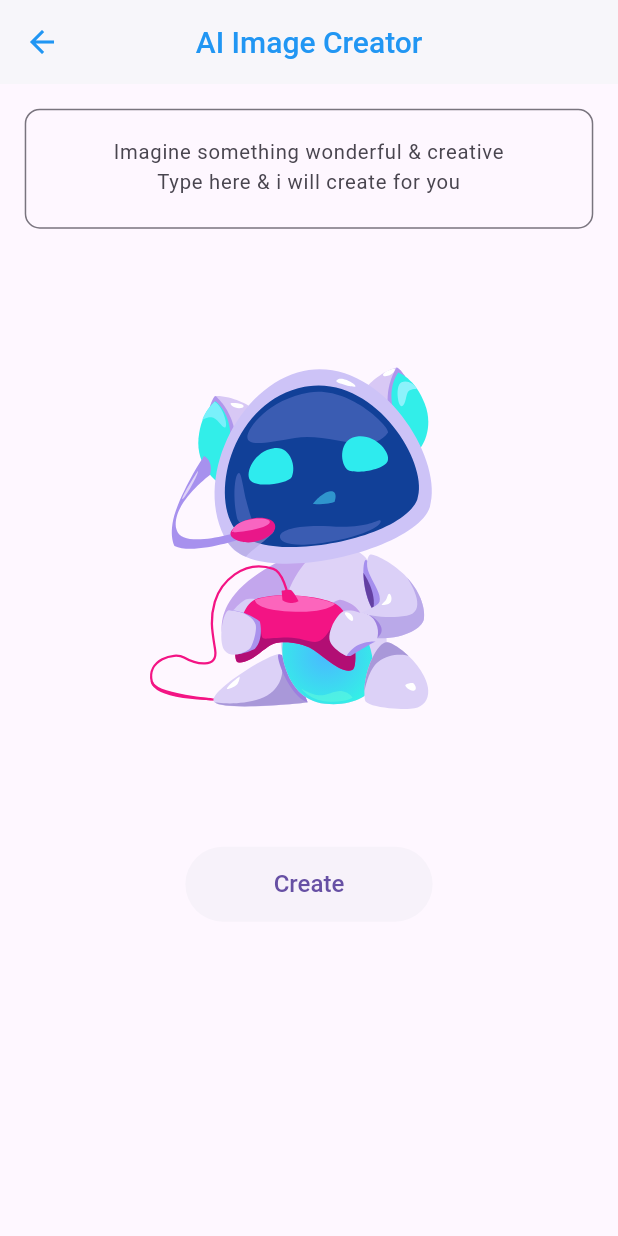
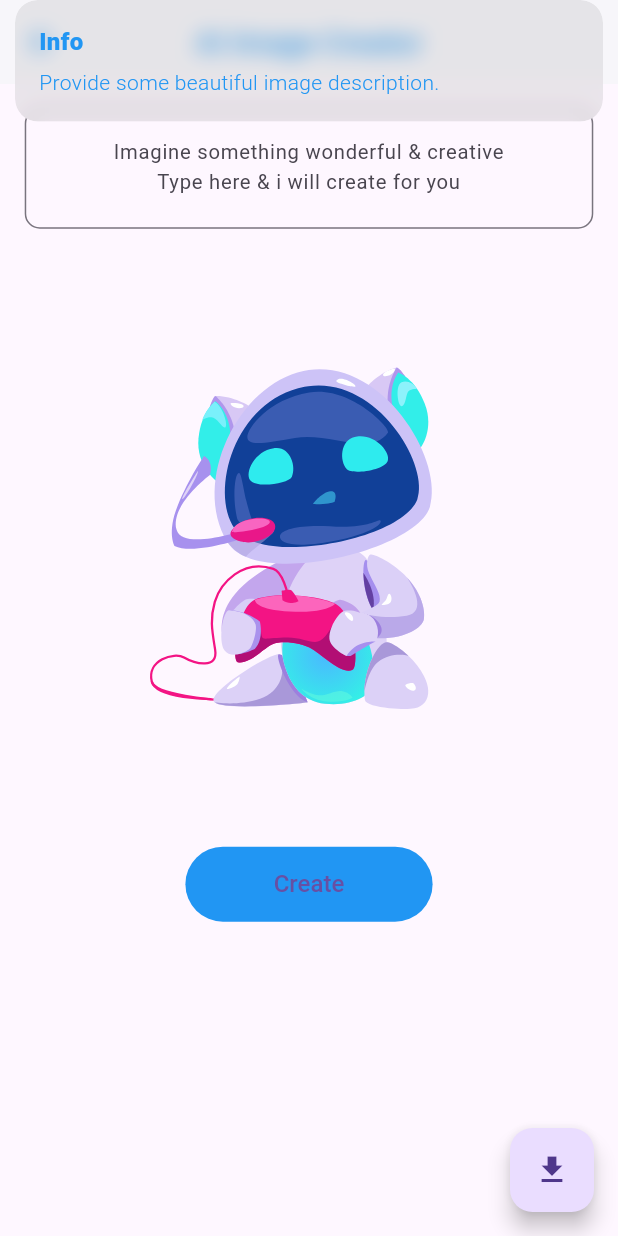
Before and after one commit to Prashant-143/AI-ASSISTANT, a Flutter app: the ImageFeature screen opened directly, after a tap on "Create", on a phone screen of 412 x 824 dp. Run offline on Flutter 3.47's test engine with Material 3 defaults, Android fonts, the phone set to English and light mode, and no system bars; our stand-ins replace animated_text_kit, cached_network_image, flutter_animate, get, hive, image_picker and 2 more; missing offline and left inert: before_after_image_slider_nullsafty, dart_openai, gallery_saver_updated; accounts and stored records are empty; statements that could not run were skipped; project files that could hold a hidden picture were left out.

Commit message:
Added Download Functionality

```diff
--- a/lib/controller/chat_controller.dart
+++ b/lib/controller/chat_controller.dart
@@ -1,4 +1,5 @@
 import 'package:ai_assistant/apis/apis.dart';
+import 'package:ai_assistant/helper/my_dialogs.dart';
 import 'package:ai_assistant/model/messages.dart';
 import 'package:flutter/material.dart';
 import 'package:get/get.dart';
@@ -30,6 +31,8 @@ class ChatController extends GetxController {
       _scrollDown();
 
       textc.text = '';
+    } else {
+      MyDialogs.info(msg: 'Ask Something!');
     }
   }
 
--- a/lib/controller/image_controller.dart
+++ b/lib/controller/image_controller.dart
@@ -1,12 +1,86 @@
+import 'dart:developer';
+import 'dart:io';
+import 'package:ai_assistant/helper/global.dart';
+import 'package:ai_assistant/helper/my_dialogs.dart';
+import 'package:dart_openai/dart_openai.dart';
 import 'package:flutter/material.dart';
+import 'package:gallery_saver_updated/gallery_saver.dart';
 import 'package:get/get.dart';
+import 'package:http/http.dart';
+import 'package:path_provider/path_provider.dart';
+
+enum Status { none, loading, complete }
 
 class ImageController extends GetxController {
+  var isLoading = false;
   final textc = TextEditingController();
 
-  Future<void> get askQuestion async {
-    if (textc.text.trim().isNotEmpty) {
-      textc.text = '';
+  final status = Status.none.obs;
+
+  String url = '';
+
+  Future<void> createAIImage(BuildContext context) async {
+    try {
+      log('AI CREATE BUTTON TAPPED');
+      OpenAI.apiKey = apiKey;
+      log('Text value: ${textc.text.trim()}');
+
+      if (textc.text.trim().isNotEmpty) {
+        log('IF BLOCK OF CREATE AI EXECUTED');
+
+        OpenAI.apiKey = apiKey;
+        status.value = Status.loading;
+        OpenAIImageModel image = await OpenAI.instance.image.create(
+          prompt: textc.text,
+          n: 1,
+          size: OpenAIImageSize.size512,
+          responseFormat: OpenAIImageResponseFormat.url,
+        );
+
+        url = image.data[0].url.toString();
+
+        textc.text = '';
+        status.value = Status.complete;
+        log(url);
+      } else {
+        log('AI CREATE ELSE BLOCK IS EXECUTED');
+        MyDialogs.info(msg: 'Provide some beautiful image description.');
+      }
+    } catch (e, stackTrace) {
+      log('Error creating AI image: $e');
+      log('Stack Trace: $stackTrace');
+
+      // Handle the error as needed, for example, set status to none
+      status.value = Status.none;
+    }
+  }
+
+  void downloadImage() async {
+    try {
+      //To show loading
+      MyDialogs.showLoadingDialog();
+
+      log('url: $url');
+
+      final bytes = (await get(Uri.parse(url))).bodyBytes;
+      final dir = await getTemporaryDirectory();
+
+      final file = await File('${dir.path}/ai_image.png').writeAsBytes(bytes);
+
+      log('filePath: ${file.path}');
+      //save image to gallery
+      await GallerySaver.saveImage(file.path, albumName: appName)
+          .then((success) {
+        //hide loading
+        Get.back();
+
+        MyDialogs.success(msg: 'Image Downloaded to Gallery!');
+      });
+    } catch (e) {
+      //hide loading
+      Get.back();
+      MyDialogs.error(msg: 'Something Went Wrong (Try again in sometime)!');
+      log('downloadImageE: $e');
     }
   }
 }
--- a/lib/features/image_feature.dart
+++ /dev/null
@@ -1,64 +0,0 @@
-import 'package:ai_assistant/controller/image_controller.dart';
-import 'package:ai_assistant/widgets/custom_button.dart';
-import 'package:flutter/material.dart';
-import 'package:lottie/lottie.dart';
-
-import '../helper/global.dart';
-
-class ImageFeature extends StatefulWidget {
-  const ImageFeature({super.key});
-
-  @override
-  State<ImageFeature> createState() => _ImageFeatureState();
-}
-
-class _ImageFeatureState extends State<ImageFeature> {
-  final _c = ImageController();
-
-  @override
-  Widget build(BuildContext context) {
-    return Scaffold(
-      //App Bar
-      appBar: AppBar(
-        title: const Text('AI Image Creator'),
-      ),
-
-      //Body
-
-      body: ListView(
-        physics: const BouncingScrollPhysics(),
-        padding: EdgeInsets.only(
-            top: mq.height * 0.02,
-            bottom: mq.height * 0.01,
-            right: mq.width * 0.04,
-            left: mq.width * 0.04),
-        children: [
-          TextFormField(
-            minLines: 2,
-            maxLines: null,
-            textAlign: TextAlign.center,
-            onTapOutside: (event) => FocusScope.of(context).unfocus(),
-            decoration: const InputDecoration(
-              hintText:
-                  'Imagine something wonderful & creative\nType here & i will create for you',
-              hintStyle: TextStyle(fontSize: 13.5),
-              border: OutlineInputBorder(
-                borderRadius: BorderRadius.all(Radius.circular(10)),
-              ),
-            ),
-          ),
-
-          //AI Image Lottie
-
-          Container(
-            height: mq.height * 0.5,
-            alignment: Alignment.center,
-            child: Lottie.asset('assets/lottie/ai_play.json',
-                height: mq.height * 0.3),
-          ),
-          CustomBtn(onTap: () {}, text: 'Create')
-        ],
-      ),
-    );
-  }
-}
--- a/lib/helper/global.dart
+++ b/lib/helper/global.dart
@@ -3,8 +3,11 @@ import 'package:flutter/material.dart';
 const appName = 'AI Assistant';
 const appLogo = 'assets/images/AI_LOGO.png';
 
-const apiKey = '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';
-const bgRemoverApiKey = "EtqVVQrwY1Z5UQ5phtYhfokB";
+const apiKey = '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';
+// const bgRemoverApiKey = "EtqVVQrwY1Z5UQ5phtYhfokB";
+
+//Priyasnhsu BG API KEY
+const bgRemoverApiKey = "tfTsbYpXfYLh2QHeTbXLt2d2";
 
 late Size mq;
 
--- a/lib/helper/my_dialogs.dart
+++ b/lib/helper/my_dialogs.dart
@@ -1,5 +1,7 @@
 import 'package:flutter/material.dart';
 import 'package:get/get.dart';
+
+import '../widgets/custom_loading.dart';
 
 class MyDialogs {
   static success({required String msg}) {
@@ -18,8 +20,13 @@ class MyDialogs {
 
   static info({required String msg}) {
     Get.snackbar('Info', msg,
-        colorText: Colors.orange,
+        colorText: Colors.blue,
         isDismissible: true,
         dismissDirection: DismissDirection.horizontal);
   }
+
+  //loading dialog
+  static void showLoadingDialog() {
+    Get.dialog(const Center(child: CustomLoading()));
+  }
 }
--- a/lib/features/bg_remove_feature.dart
+++ b/lib/screens/features/bg_remove_feature.dart
@@ -12,8 +12,8 @@ import 'package:image_picker/image_picker.dart';
 import 'package:path_provider/path_provider.dart';
 import 'package:screenshot/screenshot.dart';
 import 'package:before_after_image_slider_nullsafty/before_after_image_slider_nullsafty.dart';
-import '../helper/global.dart';
-import '../widgets/dashed_border.dart';
+import '../../helper/global.dart';
+import '../../widgets/dashed_border.dart';
 
 class BgRemoverFeature extends StatefulWidget {
   const BgRemoverFeature({Key? key}) : super(key: key);
@@ -122,7 +122,8 @@ class _BgRemoverFeatureState extends State<BgRemoverFeature> {
 
   Future<void> downloadImage() async {
     try {
-      if (image != null) {
+      if (image != null) //
+      {
         // Create a temporary file to save the image
 
         final tempDir = await getTemporaryDirectory();
@@ -306,6 +307,7 @@ class _BgRemoverFeatureState extends State<BgRemoverFeature> {
                   customButton(() {
                     pickImage(ImageSource.gallery);
                     Get.back();
+                    log('Image picked from galary');
                   }, Icons.photo_album_outlined, 'Galary'),
 
                   // SizedBox for some space
@@ -315,6 +317,7 @@ class _BgRemoverFeatureState extends State<BgRemoverFeature> {
                   customButton(() {
                     pickImage(ImageSource.camera);
                     Get.back();
+                    log('Image picked from camera');
                   }, Icons.camera_alt, 'Camera'),
                 ],
               ),
--- a/lib/features/chat_feature.dart
+++ b/lib/screens/features/chat_feature.dart
@@ -3,7 +3,7 @@ import 'package:ai_assistant/widgets/message_card.dart';
 import 'package:flutter/material.dart';
 import 'package:get/get.dart';
 
-import '../helper/global.dart';
+import '../../helper/global.dart';
 
 class ChatBotFeature extends StatefulWidget {
   const ChatBotFeature({super.key});
--- /dev/null
+++ b/lib/screens/features/image_feature.dart
@@ -0,0 +1,150 @@
+import 'dart:developer';
+import 'dart:io';
+import 'dart:typed_data';
+
+import 'package:ai_assistant/controller/image_controller.dart';
+import 'package:ai_assistant/widgets/custom_button.dart';
+import 'package:ai_assistant/widgets/custom_loading.dart';
+import 'package:cached_network_image/cached_network_image.dart';
+import 'package:flutter/material.dart';
+import 'package:gallery_saver_updated/gallery_saver.dart';
+import 'package:get/get.dart';
+import 'package:http/http.dart' as http;
+import 'package:lottie/lottie.dart';
+import 'package:path_provider/path_provider.dart';
+
+import '../../helper/global.dart';
+import '../../helper/my_dialogs.dart';
+
+class ImageFeature extends StatefulWidget {
+  const ImageFeature({Key? key}) : super(key: key);
+
+  @override
+  State<ImageFeature> createState() => _ImageFeatureState();
+}
+
+class _ImageFeatureState extends State<ImageFeature> {
+  final _c = ImageController();
+
+  @override
+  Widget build(BuildContext context) {
+    return Scaffold(
+      appBar: AppBar(
+        title: const Text('AI Image Creator'),
+      ),
+      body: Stack(
+        children: [
+          ListView(
+            physics: const BouncingScrollPhysics(),
+            padding: EdgeInsets.only(
+              top: mq.height * 0.02,
+              bottom: mq.height * 0.01,
+              right: mq.width * 0.04,
+              left: mq.width * 0.04,
+            ),
+            children: [
+              TextFormField(
+                minLines: 2,
+                maxLines: null,
+                controller: _c.textc,
+                textAlign: TextAlign.center,
+                onTapOutside: (event) => FocusScope.of(context).unfocus(),
+                decoration: const InputDecoration(
+                  hintText:
+                      'Imagine something wonderful & creative\nType here & i will create for you',
+                  hintStyle: TextStyle(fontSize: 13.5),
+                  border: OutlineInputBorder(
+                    borderRadius: BorderRadius.all(Radius.circular(10)),
+                  ),
+                ),
+              ),
+              Container(
+                height: mq.height * 0.5,
+                alignment: Alignment.center,
+                child: Obx(() => _aiImage()),
+              ),
+              CustomBtn(
+                onTap: () {
+                  _c.createAIImage(context);
+                },
+                text: 'Create',
+              ),
+            ],
+          ),
+          // Circular Progress Indicator
+          if (_c.isLoading)
+            Container(
+              color: Colors.black.withOpacity(0.2),
+              child: const Center(
+                child: CustomLoading(),
+              ),
+            ),
+        ],
+      ),
+      floatingActionButton: FloatingActionButton(
+        onPressed: () {
+          downloadAIImage(context);
+        },
+        shape: const RoundedRectangleBorder(
+            borderRadius: BorderRadius.all(Radius.circular(15))),
+        child: const Icon(Icons.download),
+      ),
+    );
+  }
+
+  Widget _aiImage() => ClipRRect(
+        borderRadius: const BorderRadius.all(Radius.circular(10)),
+        child: switch (_c.status.value) {
+          Status.none =>
+            Lottie.asset('assets/lottie/ai_play.json', height: mq.height * .3),
+          Status.complete => CachedNetworkImage(
+              imageUrl: _c.url,
+              placeholder: (context, url) => const CustomLoading(),
+              errorWidget: (context, url, error) => const SizedBox(),
+            ),
+          Status.loading => const CustomLoading()
+        },
+      );
+
+  //For Downloading AI Generated Image
+  Future<void> downloadAIImage(BuildContext context) async {
+    try {
+      setState(() {
+        _c.isLoading = true;
+      });
+
+      if (_c.url.isNotEmpty) {
+        http.Response response = await http.get(Uri.parse(_c.url));
+        Uint8List imageData = response.bodyBytes;
+
+        final tempDir = await getTemporaryDirectory();
+        final tempFile = File('${tempDir.path}/Ai_Image.jpg');
+
+        await tempFile.writeAsBytes(imageData);
+
+        await GallerySaver.saveImage(tempFile.path,
+            albumName: 'AI DALL-2 IMAGES');
+        log(tempFile.path);
+        setState(() {
+          _c.isLoading = false;
+        });
+
+        MyDialogs.success(msg: "Image saved to gallery");
+        log("Image saved to gallery");
+      } else {
+        setState(() {
+          _c.isLoading = false;
+        });
+
+        MyDialogs.info(msg: "No image available to save");
+      }
+    } catch (e) {
+      setState(() {
+        _c.isLoading = false;
+      });
+
+      debugPrint('Error while saving image to gallery: $e');
+      MyDialogs.error(msg: "Error while saving image to gallery");
+    }
+  }
+}
--- a/lib/widgets/custom_button.dart
+++ b/lib/widgets/custom_button.dart
@@ -5,6 +5,7 @@ import '../helper/global.dart';
 class CustomBtn extends StatelessWidget {
   final String text;
   final VoidCallback onTap;
+
   const CustomBtn({super.key, required this.onTap, required this.text});
 
   @override
@@ -14,12 +15,12 @@ class CustomBtn extends StatelessWidget {
           style: ElevatedButton.styleFrom(
               shape: const StadiumBorder(),
               elevation: 0,
+              backgroundColor: Colors.blue,
               textStyle:
                   const TextStyle(fontSize: 16, fontWeight: FontWeight.w500),
               minimumSize: Size(mq.width * .4, 50)),
           onPressed: onTap,
-        child: Text(text),
-      ),
+          child: Text(text)),
     );
   }
 }
--- a/lib/widgets/message_card.dart
+++ b/lib/widgets/message_card.dart
@@ -1,6 +1,5 @@
 import 'package:animated_text_kit/animated_text_kit.dart';
 import 'package:flutter/material.dart';
-import 'package:get/get.dart';
 import 'package:ai_assistant/model/messages.dart';
 
 import '../helper/global.dart';
--- a/pubspec.yaml
+++ b/pubspec.yaml
@@ -47,6 +47,8 @@ dependencies:
   device_info_plus: ^9.1.1
   gallery_saver_updated: ^3.0.0
   animated_text_kit: ^4.2.2
+  dart_openai: ^5.0.0
+  cached_network_image: ^3.3.1
   # receive_sharing_intent: ^1.4.5
 
 dev_dependencies:
```
Also changed, not shown: lib/apis/apis.dart (+14 -9 lines), lib/model/home_type.dart (+4 -4 lines), lib/widgets/custom_loading.dart (added, +11 -0 lines), lib/screens/features/translator_feature.dart (renamed from lib/features/translator_feature.dart), pubspec.lock, 2 other files. Lines whose indentation alone changed are shown as unchanged.
